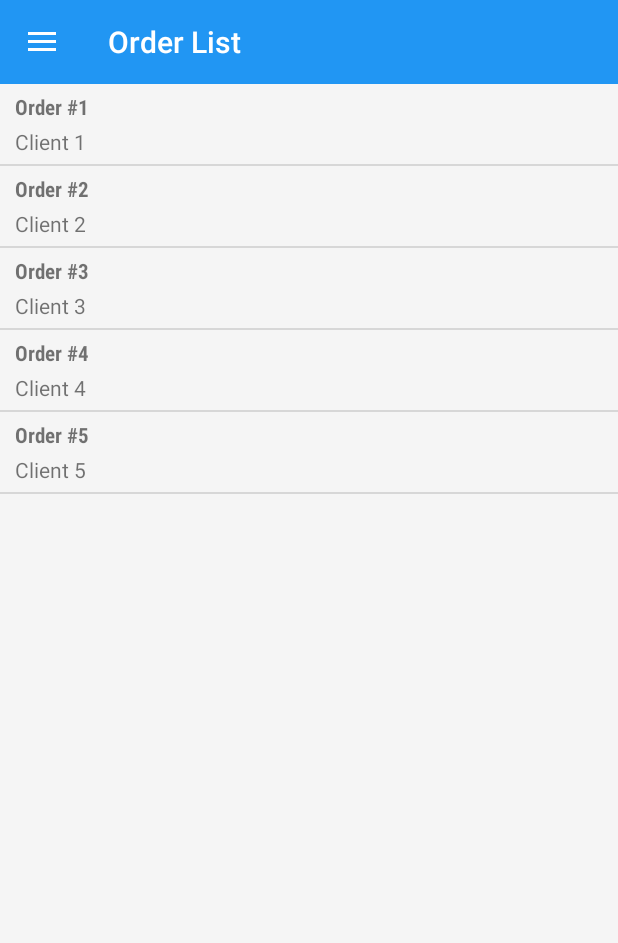
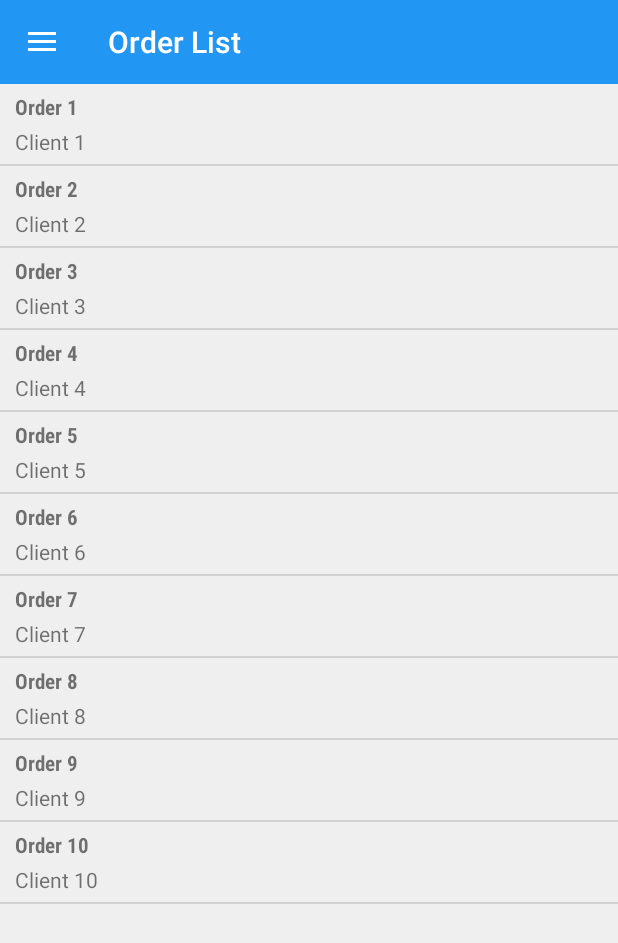
Before and after one commit to murilorodrigues62/MTrack, an Android app: the fragment OrderListFragment placed in its activity, on a phone screen of 412 x 824 dp. Shown: the top 943 px of the screen. Run offline under Robolectric (Android 15) with nearby library versions, the phone set to English and light mode, and no system bars; our stand-ins replace ButterKnife.

Commit message:
include SQLite

```diff
--- a/app/src/main/java/br/com/rodrigues/murilo/mtrack/adapter/OrderAdapter.java
+++ b/app/src/main/java/br/com/rodrigues/murilo/mtrack/adapter/OrderAdapter.java
@@ -10,7 +10,7 @@ import java.util.ArrayList;
 import java.util.List;
 
 import br.com.rodrigues.murilo.mtrack.R;
-import br.com.rodrigues.murilo.mtrack.model.Order;
+import br.com.rodrigues.murilo.mtrack.domain.Order;
 import butterknife.Bind;
 import butterknife.ButterKnife;
 
@@ -31,7 +31,7 @@ public class OrderAdapter extends RecyclerView.Adapter<OrderAdapter.MyHolder> {
 
     @Override
     public void onBindViewHolder(final MyHolder holder, final int position) {
-        holder.title.setText(orders.get(position).getOrder());
+        holder.title.setText(orders.get(position).toString());
         holder.subtitle.setText(orders.get(position).getClient()); // TODO: 14/02/17 implementar campos corretos
 
         // On Click
--- a/app/src/main/java/br/com/rodrigues/murilo/mtrack/adapter/ProductCountAdapter.java
+++ b/app/src/main/java/br/com/rodrigues/murilo/mtrack/adapter/ProductCountAdapter.java
@@ -10,7 +10,7 @@ import java.util.ArrayList;
 import java.util.List;
 
 import br.com.rodrigues.murilo.mtrack.R;
-import br.com.rodrigues.murilo.mtrack.model.Product;
+import br.com.rodrigues.murilo.mtrack.domain.Product;
 import butterknife.Bind;
 import butterknife.ButterKnife;
 
--- /dev/null
+++ b/app/src/main/java/br/com/rodrigues/murilo/mtrack/domain/Order.java
@@ -0,0 +1,61 @@
+package br.com.rodrigues.murilo.mtrack.domain;
+
+public class Order {
+    private long id;
+    private String charge;
+    private String client;
+
+    public Order(long id, String charge, String client) {
+        this.id = id;
+        this.charge = charge;
+        this.client = client;
+    }
+
+    @Override
+    public String toString() {
+        return "Order " + id;
+    }
+
+    public Order() {
+
+    }
+
+    public long getId() {
+        return id;
+    }
+
+    public void setId(long id) {
+        this.id = id;
+    }
+
+    public String getCharge() {
+        return charge;
+    }
+
+    public void setCharge(String charge) {
+        this.charge = charge;
+    }
+
+    public String getClient() {
+        return client;
+    }
+
+    public void setClient(String client) {
+        this.client = client;
+    }
+
+    @Override
+    public boolean equals(Object o) {
+        if (this == o) return true;
+        if (o == null || getClass() != o.getClass()) return false;
+
+        Order order = (Order) o;
+
+        return id == order.id;
+    }
+
+    @Override
+    public int hashCode() {
+        return (int) (id ^ (id >>> 32));
+    }
+}
--- /dev/null
+++ b/app/src/main/java/br/com/rodrigues/murilo/mtrack/domain/OrderDB.java
@@ -0,0 +1,71 @@
+package br.com.rodrigues.murilo.mtrack.domain;
+
+import android.content.ContentValues;
+import android.content.Context;
+import android.database.Cursor;
+import android.database.sqlite.SQLiteDatabase;
+
+import java.util.ArrayList;
+import java.util.List;
+
+public class OrderDB {
+    // Name in DataBase
+    public static final String PEDIDO_VENDA = "PEDIDO_VENDA";
+    public static final String ID_PEDIVEND = "ID_PEDIVEND";
+    public static final String ID_CARGEXPE = "ID_CARGEXPE";
+    public static final String NM_CLIENTE = "NM_CLIENTE";
+
+    private Context context;
+    private SQLiteDatabase database;
+    private SQLiteHelper dbHelper;
+
+    public OrderDB(Context context) {
+        this.context = context;
+        this.dbHelper = new SQLiteHelper(context);
+    }
+
+    public List<Order> findAll(){
+
+        database=dbHelper.getReadableDatabase();
+        try {
+            List<Order> orders = new ArrayList<Order>();
+
+            Cursor cursor = database.query(PEDIDO_VENDA,
+                    new String[]{ID_PEDIVEND, ID_CARGEXPE, NM_CLIENTE}, null, null,
+                    null, null, ID_PEDIVEND);
+
+            if (cursor != null) {
+                cursor.moveToFirst();
+                while (!cursor.isAfterLast()) {
+                    Order order = new Order();
+                    order.setId(cursor.getInt(0));
+                    order.setCharge(cursor.getString(1));
+                    order.setClient(cursor.getString(2));
+                    orders.add(order);
+                    cursor.moveToNext();
+                }
+                cursor.close();
+            }
+            return orders;
+        } finally {
+            database.close();
+        }
+    }
+
+    public boolean insert(Order order){
+        database=dbHelper.getWritableDatabase();
+
+        try {
+            ContentValues values = new ContentValues();
+
+            values.put(ID_PEDIVEND, order.getId());
+            values.put(ID_CARGEXPE, order.getCharge());
+            values.put(NM_CLIENTE, order.getClient());
+
+            database.insert(PEDIDO_VENDA, null, values);
+        } finally {
+            database.close();
+        }
+        return true;
+    }
+}
--- /dev/null
+++ b/app/src/main/java/br/com/rodrigues/murilo/mtrack/domain/OrderService.java
@@ -0,0 +1,22 @@
+package br.com.rodrigues.murilo.mtrack.domain;
+
+import android.content.Context;
+
+import java.util.List;
+
+/**
+ * Created by root on 11/03/17.
+ */
+public class OrderService {
+
+    // Get Orders from local Database
+    public static List<Order> getOrders(Context context) {
+
+        OrderDB db = new OrderDB(context);
+
+        List<Order> orders = db.findAll();
+
+        return orders;
+    }
+
+}
--- /dev/null
+++ b/app/src/main/java/br/com/rodrigues/murilo/mtrack/domain/SQLiteHelper.java
@@ -0,0 +1,51 @@
+package br.com.rodrigues.murilo.mtrack.domain;
+
+import android.content.Context;
+import android.database.DatabaseErrorHandler;
+import android.database.sqlite.SQLiteDatabase;
+import android.database.sqlite.SQLiteOpenHelper;
+
+
+public class SQLiteHelper extends SQLiteOpenHelper {
+    public static final String DATABASE_NAME = "mtrack.db";
+    public static final int DATABASE_VERSION = 1;
+
+    public SQLiteHelper(Context context) {
+        super(context, DATABASE_NAME, null, DATABASE_VERSION);
+    }
+
+    public SQLiteHelper(Context context, String name, SQLiteDatabase.CursorFactory factory, int version, DatabaseErrorHandler errorHandler) {
+        super(context, name, factory, version, errorHandler);
+    }
+
+    // Create table PEDIDO_VENDA
+    public static final String CREATE_ORDER_V1 = "CREATE TABLE "+ OrderDB.PEDIDO_VENDA +" (" +
+            OrderDB.ID_PEDIVEND + " INTEGER PRIMARY KEY, " +
+            OrderDB.ID_CARGEXPE + " TEXT, " +
+            OrderDB.NM_CLIENTE  + " TEXT);";
+
+    public static final String INSERT_ORDER(Integer id) {
+        return "INSERT INTO " + OrderDB.PEDIDO_VENDA + " ( " +
+                OrderDB.ID_PEDIVEND + " , " +
+                OrderDB.ID_CARGEXPE + " , " +
+                OrderDB.NM_CLIENTE + " ) VALUES ( " +
+                id.toString() + " , " +
+                " '1', " +
+                " 'Client " + id.toString() + "');";
+
+    }
+
+    @Override
+    public void onCreate(SQLiteDatabase sqLiteDatabase) {
+        sqLiteDatabase.execSQL(CREATE_ORDER_V1);
+
+        for(int i = 1; i <=10; i++){
+            sqLiteDatabase.execSQL(INSERT_ORDER(i));
+        }
+    }
+
+    @Override
+    public void onUpgrade(SQLiteDatabase sqLiteDatabase, int i, int i1) {
+
+    }
+}
--- a/app/src/main/java/br/com/rodrigues/murilo/mtrack/dummy/DummyProduct.java
+++ b/app/src/main/java/br/com/rodrigues/murilo/mtrack/dummy/DummyProduct.java
@@ -5,7 +5,7 @@ import java.util.HashMap;
 import java.util.List;
 import java.util.Map;
 
-import br.com.rodrigues.murilo.mtrack.model.Product;
+import br.com.rodrigues.murilo.mtrack.domain.Product;
 
 /**
  * Created by root on 08/03/17.
--- a/app/src/main/java/br/com/rodrigues/murilo/mtrack/fragment/OrderFragment.java
+++ b/app/src/main/java/br/com/rodrigues/murilo/mtrack/fragment/OrderFragment.java
@@ -22,8 +22,8 @@ import br.com.rodrigues.murilo.mtrack.base.BaseActivity;
 import br.com.rodrigues.murilo.mtrack.base.BaseFragment;
 import br.com.rodrigues.murilo.mtrack.dummy.DummyOrder;
 import br.com.rodrigues.murilo.mtrack.dummy.DummyProduct;
-import br.com.rodrigues.murilo.mtrack.model.Order;
-import br.com.rodrigues.murilo.mtrack.model.Product;
+import br.com.rodrigues.murilo.mtrack.domain.Order;
+import br.com.rodrigues.murilo.mtrack.domain.Product;
 import butterknife.Bind;
 
 /**
@@ -78,7 +78,7 @@ public class OrderFragment extends BaseFragment {
         View rootView = inflateAndBind(inflater, container, R.layout.fragment_order);
 
         if (dummyOrder != null) {
-            author.setText(dummyOrder.getOrder());
+            author.setText(dummyOrder.toString());
             quote.setText(dummyOrder.getClient());
         }
 
--- a/app/src/main/java/br/com/rodrigues/murilo/mtrack/fragment/OrderListFragment.java
+++ b/app/src/main/java/br/com/rodrigues/murilo/mtrack/fragment/OrderListFragment.java
@@ -15,8 +15,8 @@ import br.com.rodrigues.murilo.mtrack.R;
 import br.com.rodrigues.murilo.mtrack.activity.OrderActivity;
 import br.com.rodrigues.murilo.mtrack.adapter.OrderAdapter;
 import br.com.rodrigues.murilo.mtrack.base.BaseFragment;
-import br.com.rodrigues.murilo.mtrack.dummy.DummyOrder;
-import br.com.rodrigues.murilo.mtrack.model.Order;
+import br.com.rodrigues.murilo.mtrack.domain.Order;
+import br.com.rodrigues.murilo.mtrack.domain.OrderService;
 import butterknife.Bind;
 
 /**
@@ -57,7 +57,7 @@ public class OrderListFragment extends BaseFragment {
         recyclerView.setHasFixedSize(true);
 
         // Adiciona o adapter que irá anexar os objetos à lista.
-        ArrayList<Order> orders = (ArrayList<Order>) DummyOrder.ITEMS; // TODO: 11/02/17 buscar informações do banco filtrando por order
+        ArrayList<Order> orders = (ArrayList<Order>) OrderService.getOrders(getActivity());
 
         myAdapter = new OrderAdapter(orders, onClick());
         recyclerView.setAdapter(myAdapter);
--- a/app/src/main/res/layout/activity_order.xml
+++ b/app/src/main/res/layout/activity_order.xml
@@ -14,7 +14,9 @@
             android:id="@+id/activity_order_container"
             android:layout_width="match_parent"
             android:layout_height="match_parent"
-            xmlns:android="http://schemas.android.com/apk/res/android" />
+            xmlns:android="http://schemas.android.com/apk/res/android"
+            android:background="?attr/selectableItemBackground"
+            android:clickable="true"/>
 
     </LinearLayout>
 
--- a/app/src/main/res/layout/activity_order_list.xml
+++ b/app/src/main/res/layout/activity_order_list.xml
@@ -3,7 +3,9 @@
     android:id="@+id/drawer_layout"
     android:layout_width="match_parent"
     android:layout_height="match_parent"
-    android:fitsSystemWindows="true">
+    android:fitsSystemWindows="true"
+    android:background="?attr/selectableItemBackground"
+    android:clickable="true">
 
     <LinearLayout
         android:layout_width="match_parent"
@@ -14,7 +16,9 @@
             android:id="@+id/activity_order_list"
             android:layout_width="match_parent"
             android:layout_height="match_parent"
-            xmlns:android="http://schemas.android.com/apk/res/android" />
+            xmlns:android="http://schemas.android.com/apk/res/android"
+            android:background="?attr/selectableItemBackground"
+            android:clickable="true"/>
     </LinearLayout>
     <include layout="@layout/include_navigation" />
 
--- a/app/src/main/res/layout/adapter_list_order.xml
+++ b/app/src/main/res/layout/adapter_list_order.xml
@@ -6,7 +6,9 @@
     android:paddingTop="5dp"
     android:paddingBottom="5dp"
     android:paddingLeft="10dp"
-    android:paddingRight="5dp">
+    android:paddingRight="5dp"
+    android:background="?attr/selectableItemBackground"
+    android:clickable="true">
 
     <TextView
         android:id="@+id/article_title"
--- a/app/src/main/res/layout/adapter_product_count.xml
+++ b/app/src/main/res/layout/adapter_product_count.xml
@@ -2,7 +2,9 @@
 <RelativeLayout xmlns:android="http://schemas.android.com/apk/res/android"
     xmlns:tools="http://schemas.android.com/tools"
     android:layout_width="match_parent"
-    android:layout_height="wrap_content">
+    android:layout_height="wrap_content"
+    android:background="?attr/selectableItemBackground"
+    android:clickable="true">
 
     <TextView
         android:id="@+id/product_name"
--- a/app/src/main/res/layout/fragment_order.xml
+++ b/app/src/main/res/layout/fragment_order.xml
@@ -108,7 +108,9 @@
                     android:id="@+id/recyclerview"
                     android:layout_width="match_parent"
                     android:layout_height="match_parent"
-                    tools:listitem="@layout/adapter_product_count"/>
+                    tools:listitem="@layout/adapter_product_count"
+                    android:background="?attr/selectableItemBackground"
+                    android:clickable="true"/>
 
             </android.support.v7.widget.CardView>
 
--- a/app/src/main/res/layout/fragment_order_list.xml
+++ b/app/src/main/res/layout/fragment_order_list.xml
@@ -5,12 +5,16 @@
     android:id="@+id/fragment_order_list_content"
     android:layout_width="match_parent"
     android:layout_height="match_parent"
-    android:fitsSystemWindows="true">
+    android:fitsSystemWindows="true"
+    android:background="?attr/selectableItemBackground"
+    android:clickable="true">
 
                 <android.support.v7.widget.RecyclerView
                     android:id="@+id/recyclerview_order_list"
                     android:layout_width="match_parent"
                     android:layout_height="match_parent"
-                    tools:listitem="@layout/adapter_list_order"/>
+                    tools:listitem="@layout/adapter_list_order"
+                    android:background="?attr/selectableItemBackground"
+                    android:clickable="true"/>
 
 </android.support.design.widget.CoordinatorLayout>
--- a/app/src/main/res/layout/include_list_order_view.xml
+++ b/app/src/main/res/layout/include_list_order_view.xml
@@ -7,4 +7,6 @@
     android:layout_width="match_parent"
     android:layout_height="match_parent"
     tools:context=".activity.ListOrderActivity"
-    tools:layout="@android:layout/list_content"/>
+    tools:layout="@android:layout/list_content"
+    android:background="?attr/selectableItemBackground"
+    android:clickable="true"/>
```
Also changed, not shown: app/src/main/java/br/com/rodrigues/murilo/mtrack/domain/Product.java (added, +56 -0 lines), app/src/main/java/br/com/rodrigues/murilo/mtrack/dummy/DummyOrder.java (+7 -7 lines), app/src/main/java/br/com/rodrigues/murilo/mtrack/model/Order.java (deleted, +0 -56 lines), app/src/main/java/br/com/rodrigues/murilo/mtrack/model/Product.java (deleted, +0 -56 lines), 2 other files.
